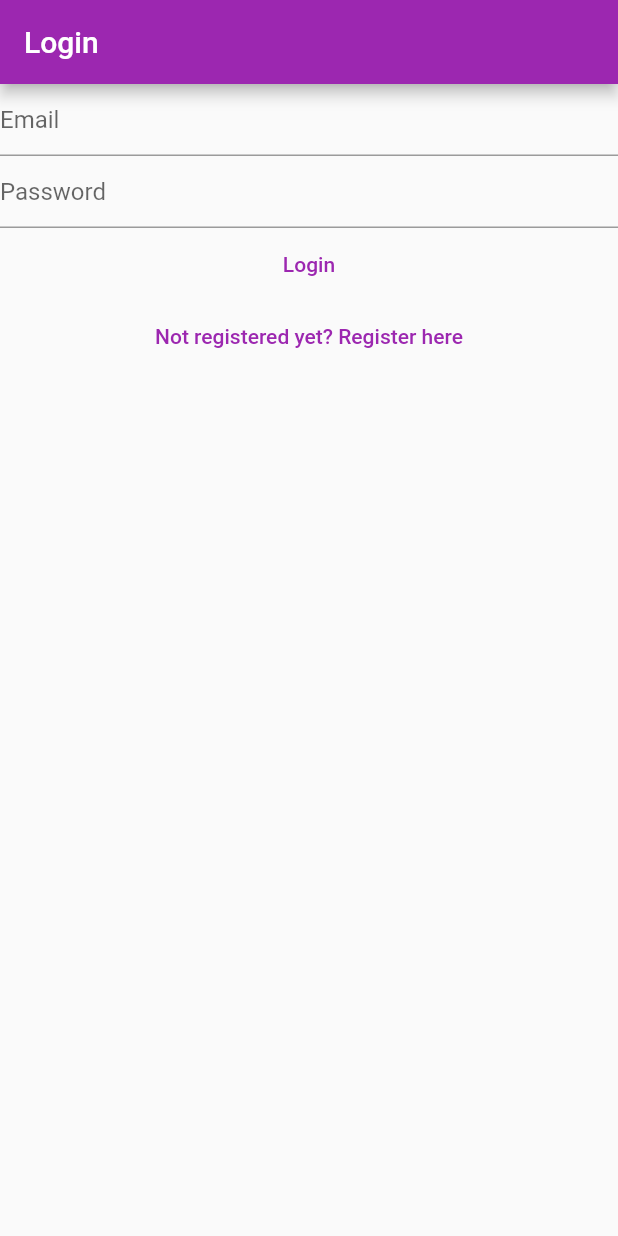
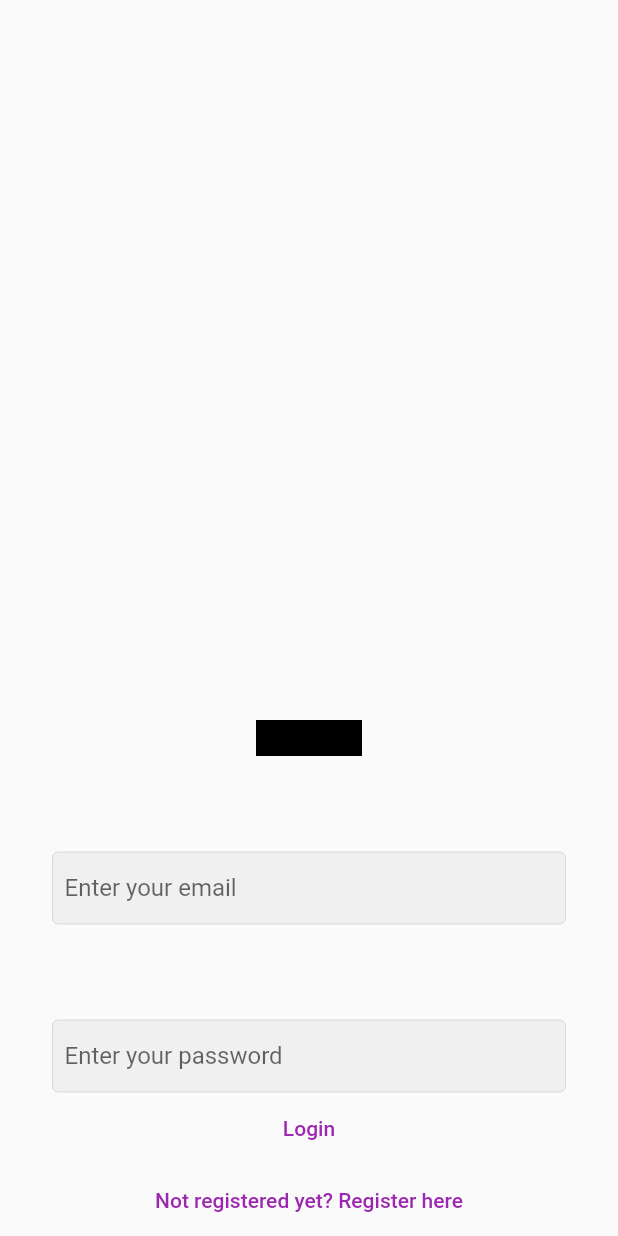
Before and after one commit to Kouotou/FINTECH_APP, a Flutter app: the screen it shows after launch, on a phone screen of 412 x 824 dp. Run offline on Flutter 3.47's test engine with Material 2 defaults, Android fonts, the phone set to English and light mode, and no system bars; our stand-ins replace firebase_auth, firebase_core; accounts and stored records are empty.

Commit message:
Many days of change

```diff
--- a/lib/constants/routes.dart
+++ b/lib/constants/routes.dart
@@ -1,3 +1,4 @@
 const loginRoute = '/login/';
 const registerRoute = '/register/';
 const notesRoute = '/notes/';
+const verifyEmailRoute = '/verify-email/';
--- a/lib/main.dart
+++ b/lib/main.dart
@@ -25,6 +25,7 @@ void main() {
         loginRoute: (context) => const LoginView(),
         registerRoute: (context) => const RegisterView(),
         notesRoute: (context) => const NotesView(),
+        verifyEmailRoute: (context) => const VerifyEmailView(),
       },
     ),
   );
--- a/lib/views/login_view.dart
+++ b/lib/views/login_view.dart
@@ -1,8 +1,11 @@
+// ignore_for_file: use_build_context_synchronously
+
 import 'package:firebase_auth/firebase_auth.dart';
 import 'package:flutter/material.dart';
 import 'dart:developer' as devtools show log;
 
 import 'package:learnflutter/constants/routes.dart';
+import 'package:learnflutter/widgets/text_input_field.dart';
 
 import '../utilities/show_error_dialog.dart';
 
@@ -34,29 +37,55 @@ class _HomePageState extends State<LoginView> {
   @override
   Widget build(BuildContext context) {
     return Scaffold(
-      appBar: AppBar(
-        title: const Text('Login'),
+      // appBar: AppBar(
+      //   title: const Text('Login'),
+      // ),
+      body: SafeArea(
+        child: Container(
+          padding: const EdgeInsets.symmetric(
+            horizontal: 35,
           ),
-      body: Column(
+          width: double.infinity,
+          child: Column(
+            crossAxisAlignment: CrossAxisAlignment.center,
             children: [
-          TextField(
-            controller: _email,
-            enableSuggestions: false,
-            autocorrect: false,
-            keyboardType: TextInputType.emailAddress,
-            decoration: const InputDecoration(
-              hintText: "Email",
+              //creating some distance from the top
+              Flexible(
+                flex: 1,
+                child: Container(),
               ),
+
+              //app logo
+              Image.asset(
+                'assets/K_Cash_logo.png',
+                color: Colors.black,
+                height: 24,
               ),
-          TextField(
-            controller: _password,
-            obscureText: true,
-            enableSuggestions: false,
-            autocorrect: false,
-            decoration: const InputDecoration(
-              hintText: "Password",
+
+              const SizedBox(
+                height: 64,
               ),
+
+              TextFieldInput(
+                hintText: 'Enter your email',
+                textInputType: TextInputType.emailAddress,
+                textEditingController: _email,
+                isEnableSuggestions: false,
+                isAutoCorrect: false,
               ),
+
+              const SizedBox(
+                height: 64,
+              ),
+
+              TextFieldInput(
+                hintText: 'Enter your password',
+                textInputType: TextInputType.text,
+                textEditingController: _password,
+                isEnableSuggestions: false,
+                isAutoCorrect: false,
+              ),
+
               TextButton(
                 onPressed: () async {
                   final email = _email.text;
@@ -67,12 +96,26 @@ class _HomePageState extends State<LoginView> {
                       email: email,
                       password: password,
                     );
-                // ignore: use_build_context_synchronously
+                    final user = FirebaseAuth.instance.currentUser;
+                    if (user?.emailVerified ?? false) {
+                      //user's email is verified
                       Navigator.of(context).pushNamedAndRemoveUntil(
                         notesRoute,
                         (route) => false,
                       );
-                devtools.log(userCredential.toString());
+                    } else {
+                      Navigator.of(context).pushNamedAndRemoveUntil(
+                        verifyEmailRoute,
+                        (route) => false,
+                      );
+                    }
+                    Navigator.of(context).pushNamedAndRemoveUntil(
+                      notesRoute,
+                      (route) => false,
+                    );
+                    devtools.log(
+                      userCredential.toString(),
+                    );
                   } on FirebaseAuthException catch (e) {
                     if (e.code == 'user-not-found') {
                       await showErrorDialog(
@@ -113,6 +156,8 @@ class _HomePageState extends State<LoginView> {
               ),
             ],
           ),
+        ),
+      ),
     );
     // return Scaffold(
     //   appBar: AppBar(
--- /dev/null
+++ b/lib/widgets/text_input_field.dart
@@ -0,0 +1,41 @@
+import 'package:flutter/material.dart';
+
+class TextFieldInput extends StatelessWidget {
+  final TextEditingController textEditingController;
+  final bool isPassword;
+  final bool isEnableSuggestions;
+  final bool isAutoCorrect;
+  final String hintText;
+  final TextInputType textInputType;
+  const TextFieldInput({
+    super.key,
+    required this.textEditingController,
+    this.isPassword = false,
+    this.isEnableSuggestions = false,
+    this.isAutoCorrect = false,
+    required this.hintText,
+    required this.textInputType,
+  });
+
+  @override
+  Widget build(BuildContext context) {
+    final inputBorder = OutlineInputBorder(
+      borderSide: Divider.createBorderSide(context),
+    );
+    return TextField(
+      controller: textEditingController,
+      enableSuggestions: isEnableSuggestions,
+      autocorrect: isAutoCorrect,
+      decoration: InputDecoration(
+        hintText: hintText,
+        border: inputBorder,
+        focusedBorder: inputBorder,
+        enabledBorder: inputBorder,
+        filled: true,
+        contentPadding: const EdgeInsets.all(8),
+      ),
+      keyboardType: textInputType,
+      obscureText: isPassword,
+    );
+  }
+}
--- a/pubspec.yaml
+++ b/pubspec.yaml
@@ -63,8 +63,8 @@ flutter:
   uses-material-design: true
 
   # To add assets to your application, add an assets section, like this:
-  # assets:
-  #   - images/a_dot_burr.jpeg
+  assets:
+      - assets/K_Cash_logo.png
   #   - images/a_dot_ham.jpeg
 
   # An image asset can refer to one or more resolution-specific "variants", see
```
Also changed, not shown: lib/views/register_view.dart (+35 -4 lines), lib/views/verify_email. view.dart (+15 -1 lines), assets/K_Cash_logo.png (added). Lines whose indentation alone changed are shown as unchanged.
